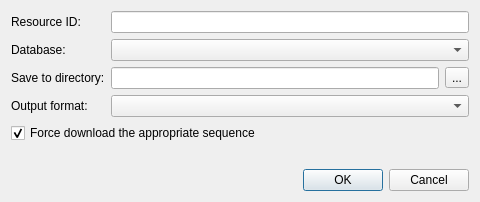
The window that src/corelibs/U2Gui/src/util/DownloadRemoteFileDialog.ui (violethaze74/ugene) describes before a commit, drawn with Qt 5.
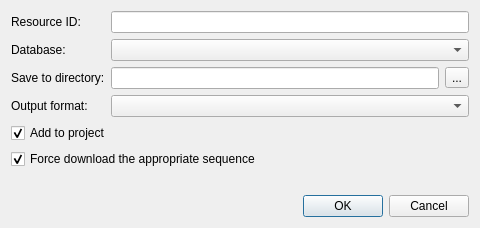
The same window after the commit.

Commit message: UGENE-5309. Add to project checkbox in Fetch from remote database dialog

```diff
--- a/src/corelibs/U2Gui/src/util/DownloadRemoteFileDialog.ui
+++ b/src/corelibs/U2Gui/src/util/DownloadRemoteFileDialog.ui
@@ -7,7 +7,7 @@
     <x>0</x>
     <y>0</y>
     <width>480</width>
-    <height>233</height>
+    <height>252</height>
    </rect>
   </property>
   <property name="sizePolicy">
@@ -129,6 +129,16 @@
      </item>
     </layout>
    </item>
+   <item>
+    <widget class="QCheckBox" name="chbAddToProjectCheck">
+     <property name="text">
+      <string>Add to project</string>
+     </property>
+     <property name="checked">
+      <bool>true</bool>
+     </property>
+    </widget>
+   </item>
    <item>
     <widget class="QCheckBox" name="chbForceDownloadSequence">
      <property name="toolTip">
```
The commit also changes 3 other files.
